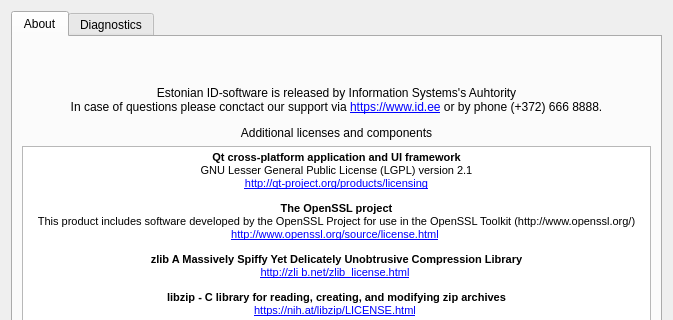
First picture: the form in common/AboutDialog.ui, repository open-eid/TeRa, before the edit; both pictures show x 0 to 673 and y 0 to 320 of the 673 by 516 pixel window.
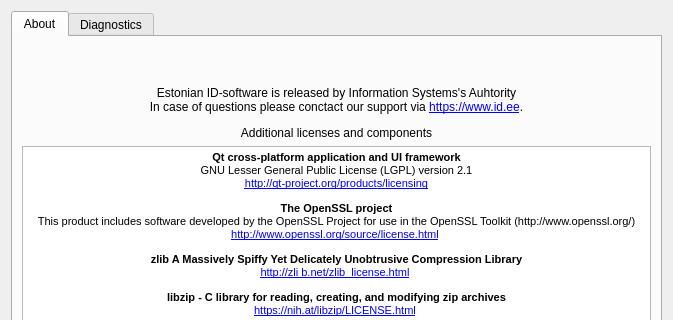
Second picture: the form after the edit. Icons and pictures are not drawn.

What changed in the file:
```diff
--- a/common/AboutDialog.ui
+++ b/common/AboutDialog.ui
@@ -60,7 +60,7 @@
         <widget class="QLabel" name="label">
          <property name="text">
           <string>&lt;p&gt;Estonian ID-software is released by Information Systems's Auhtority&lt;br /&gt;
-In case of questions please conctact our support via &lt;a href=&quot;https://www.id.ee&quot;&gt;https://www.id.ee&lt;/a&gt; or by phone (+372) 666 8888.&lt;/p&gt;
+In case of questions please conctact our support via &lt;a href=&quot;https://www.id.ee&quot;&gt;https://www.id.ee&lt;/a&gt;.&lt;/p&gt;
 Additional licenses and components</string>
          </property>
          <property name="alignment">
```
Left out of the diff: 5 changed lines with no effect on the pictures.
